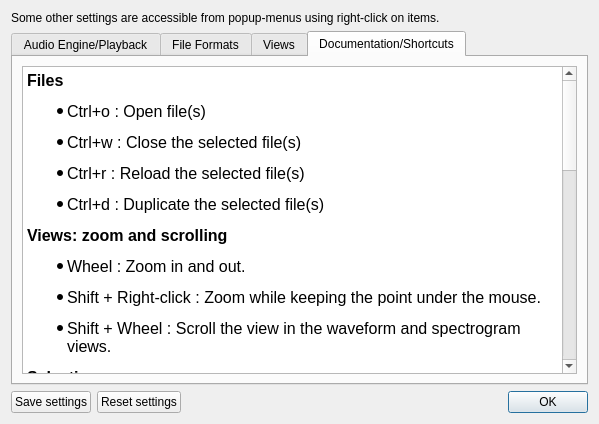
Qt form src/wdialogsettings.ui (gillesdegottex/dfasma) before a commit.
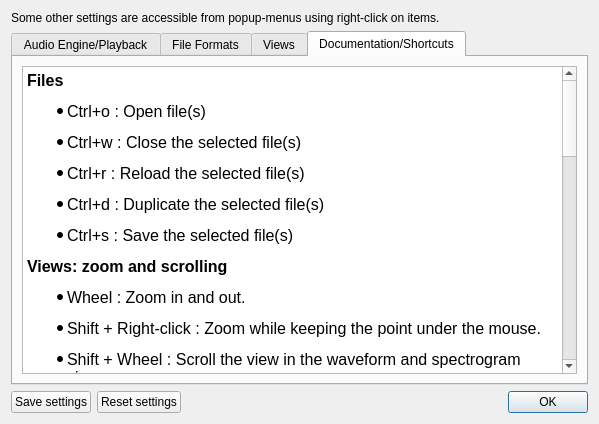
The same form after that commit. The open tabs and pages were chosen to show the change. Icons and pictures are not drawn.

The edit to the form file:
```diff
--- a/src/wdialogsettings.ui
+++ b/src/wdialogsettings.ui
@@ -459,6 +459,7 @@
 &lt;li style=&quot; font-size:12pt;&quot; style=&quot; margin-top:12px; margin-bottom:12px; margin-left:0px; margin-right:0px; -qt-block-indent:0; text-indent:0px;&quot;&gt;Ctrl+w : Close the selected file(s)&lt;/li&gt;&lt;/ul&gt;
 &lt;ul style=&quot;margin-top: 0px; margin-bottom: 0px; margin-left: 0px; margin-right: 0px; -qt-list-indent: 1;&quot;&gt;&lt;li style=&quot; font-size:12pt;&quot; style=&quot; margin-top:12px; margin-bottom:12px; margin-left:0px; margin-right:0px; -qt-block-indent:0; text-indent:0px;&quot;&gt;Ctrl+r : Reload the selected file(s)&lt;/li&gt;&lt;/ul&gt;
 &lt;ul style=&quot;margin-top: 0px; margin-bottom: 0px; margin-left: 0px; margin-right: 0px; -qt-list-indent: 1;&quot;&gt;&lt;li style=&quot; font-size:12pt;&quot; style=&quot; margin-top:12px; margin-bottom:12px; margin-left:0px; margin-right:0px; -qt-block-indent:0; text-indent:0px;&quot;&gt;Ctrl+d : Duplicate the selected file(s)&lt;/li&gt;&lt;/ul&gt;
+&lt;ul style=&quot;margin-top: 0px; margin-bottom: 0px; margin-left: 0px; margin-right: 0px; -qt-list-indent: 1;&quot;&gt;&lt;li style=&quot; font-size:12pt;&quot; style=&quot; margin-top:12px; margin-bottom:12px; margin-left:0px; margin-right:0px; -qt-block-indent:0; text-indent:0px;&quot;&gt;Ctrl+s : Save the selected file(s)&lt;/li&gt;&lt;/ul&gt;
 &lt;p style=&quot; margin-top:12px; margin-bottom:12px; margin-left:0px; margin-right:0px; -qt-block-indent:0; text-indent:0px;&quot;&gt;&lt;span style=&quot; font-size:12pt; font-weight:600;&quot;&gt;Views: zoom and scrolling&lt;/span&gt;&lt;/p&gt;
 &lt;ul style=&quot;margin-top: 0px; margin-bottom: 0px; margin-left: 0px; margin-right: 0px; -qt-list-indent: 1;&quot;&gt;&lt;li style=&quot; font-size:12pt;&quot; style=&quot; margin-top:12px; margin-bottom:12px; margin-left:0px; margin-right:0px; -qt-block-indent:0; text-indent:0px;&quot;&gt;Wheel : Zoom in and out.&lt;/li&gt;
 &lt;li style=&quot; font-size:12pt;&quot; style=&quot; margin-top:12px; margin-bottom:12px; margin-left:0px; margin-right:0px; -qt-block-indent:0; text-indent:0px;&quot;&gt;Shift + Right-click : Zoom while keeping the point under the mouse.&lt;/li&gt;&lt;/ul&gt;
@@ -473,12 +474,15 @@
 &lt;ul style=&quot;margin-top: 0px; margin-bottom: 0px; margin-left: 0px; margin-right: 0px; -qt-list-indent: 1;&quot;&gt;&lt;li style=&quot; font-size:12pt;&quot; style=&quot; margin-top:12px; margin-bottom:12px; margin-left:0px; margin-right:0px; -qt-block-indent:0; text-indent:0px;&quot;&gt;Space : Play the current selection of the selected file (or the whole file if there is no selection).&lt;/li&gt;
 &lt;li style=&quot; font-size:12pt;&quot; style=&quot; margin-top:12px; margin-bottom:12px; margin-left:0px; margin-right:0px; -qt-block-indent:0; text-indent:0px;&quot;&gt;Ctrl + Space : Play the selected file while filtering the sound according to the spectral selection.&lt;/li&gt;&lt;/ul&gt;
 &lt;ul style=&quot;margin-top: 0px; margin-bottom: 0px; margin-left: 0px; margin-right: 0px; -qt-list-indent: 1;&quot;&gt;&lt;li style=&quot; font-size:12pt;&quot; style=&quot; margin-top:12px; margin-bottom:12px; margin-left:0px; margin-right:0px; -qt-block-indent:0; text-indent:0px;&quot;&gt;Escape key : Reset any filtering effects.&lt;/li&gt;&lt;/ul&gt;
-&lt;p style=&quot; margin-top:12px; margin-bottom:12px; margin-left:0px; margin-right:0px; -qt-block-indent:0; text-indent:0px;&quot;&gt;&lt;span style=&quot; font-size:12pt; font-weight:600;&quot;&gt;Labels&lt;/span&gt;&lt;/p&gt;
+&lt;p style=&quot; margin-top:12px; margin-bottom:12px; margin-left:0px; margin-right:0px; -qt-block-indent:0; text-indent:0px;&quot;&gt;&lt;span style=&quot; font-size:12pt; font-weight:600;&quot;&gt;Labels edition&lt;/span&gt;&lt;/p&gt;
 &lt;ul style=&quot;margin-top: 0px; margin-bottom: 0px; margin-left: 0px; margin-right: 0px; -qt-list-indent: 1;&quot;&gt;&lt;li style=&quot; font-size:12pt;&quot; style=&quot; margin-top:12px; margin-bottom:12px; margin-left:0px; margin-right:0px; -qt-block-indent:0; text-indent:0px;&quot;&gt;Add a label: In Edit mode, simply place the mouse cursor at the time instant where you want to add a label and write (no need to click, select, or anything else).&lt;/li&gt;
 &lt;li style=&quot; font-size:12pt;&quot; style=&quot; margin-top:12px; margin-bottom:12px; margin-left:0px; margin-right:0px; -qt-block-indent:0; text-indent:0px;&quot;&gt;Edit the text of a label: In Edit mode, click in the box of the label you want to edit.&lt;/li&gt;
 &lt;li style=&quot; font-size:12pt;&quot; style=&quot; margin-top:12px; margin-bottom:12px; margin-left:0px; margin-right:0px; -qt-block-indent:0; text-indent:0px;&quot;&gt;Move a label: Drag the label you want to move by holding its vertical line with the right mouse button.&lt;/li&gt;
 &lt;li style=&quot; font-size:12pt;&quot; style=&quot; margin-top:12px; margin-bottom:12px; margin-left:0px; margin-right:0px; -qt-block-indent:0; text-indent:0px;&quot;&gt;Delete a label: Hold the vertical line of the label you want to delete, as if you wanted to move it, and press the delete key.&lt;/li&gt;&lt;/ul&gt;
-&lt;p style=&quot;-qt-paragraph-type:empty; margin-top:12px; margin-bottom:12px; margin-left:0px; margin-right:0px; -qt-block-indent:0; text-indent:0px; font-size:12pt;&quot;&gt;&lt;br /&gt;&lt;/p&gt;&lt;/body&gt;&lt;/html&gt;</string>
+&lt;p style=&quot; margin-top:12px; margin-bottom:12px; margin-left:0px; margin-right:0px; -qt-block-indent:0; text-indent:0px;&quot;&gt;&lt;span style=&quot; font-size:12pt; font-weight:600;&quot;&gt;Waveform edition&lt;/span&gt;&lt;/p&gt;
+&lt;ul style=&quot;margin-top: 0px; margin-bottom: 0px; margin-left: 0px; margin-right: 0px; -qt-list-indent: 1;&quot;&gt;&lt;li style=&quot; font-size:12pt;&quot; style=&quot; margin-top:12px; margin-bottom:12px; margin-left:0px; margin-right:0px; -qt-block-indent:0; text-indent:0px;&quot;&gt;Grab the waveform wherever and move the mouse up or down to increase or decrease the gain (works also in the amplitude spectrum view).&lt;/li&gt;
+&lt;li style=&quot; font-size:12pt;&quot; style=&quot; margin-top:12px; margin-bottom:12px; margin-left:0px; margin-right:0px; -qt-block-indent:0; text-indent:0px;&quot;&gt;Maintain Ctrl, grab the waveform wherever and move the mouse left or right to delay the waveform.&lt;/li&gt;&lt;/ul&gt;
+&lt;p style=&quot;-qt-paragraph-type:empty; margin-top:12px; margin-bottom:12px; margin-left:0px; margin-right:0px; -qt-block-indent:1; text-indent:0px; font-size:12pt;&quot;&gt;&lt;br /&gt;&lt;/p&gt;&lt;/body&gt;&lt;/html&gt;</string>
          </property>
         </widget>
        </item>
```
